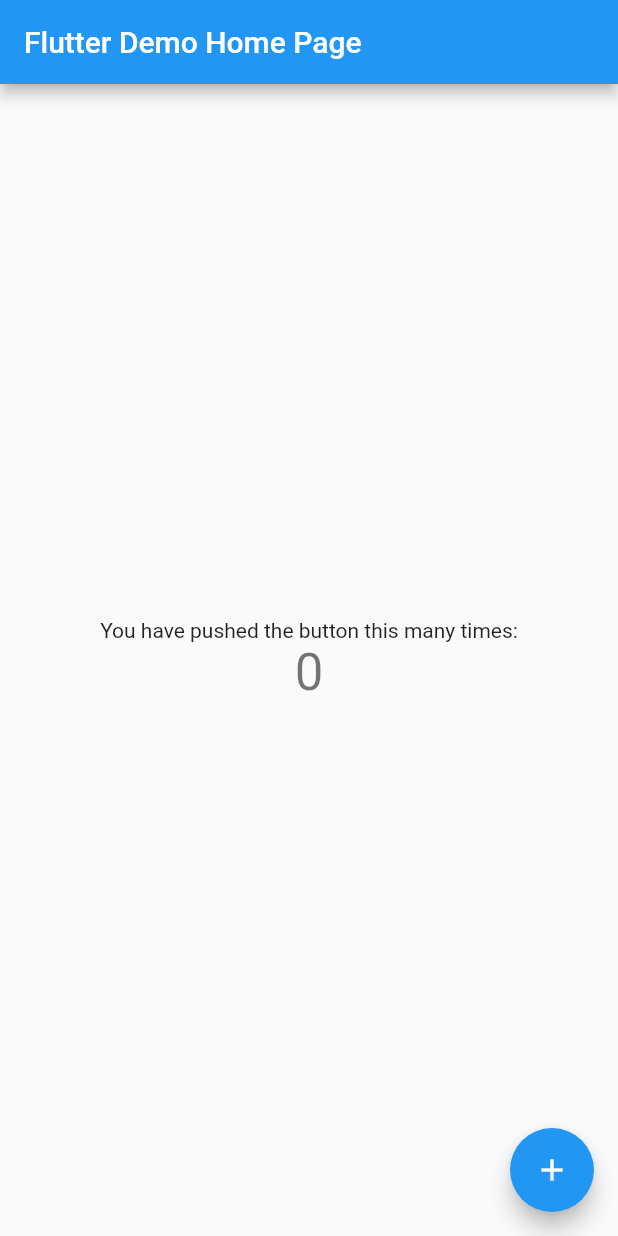
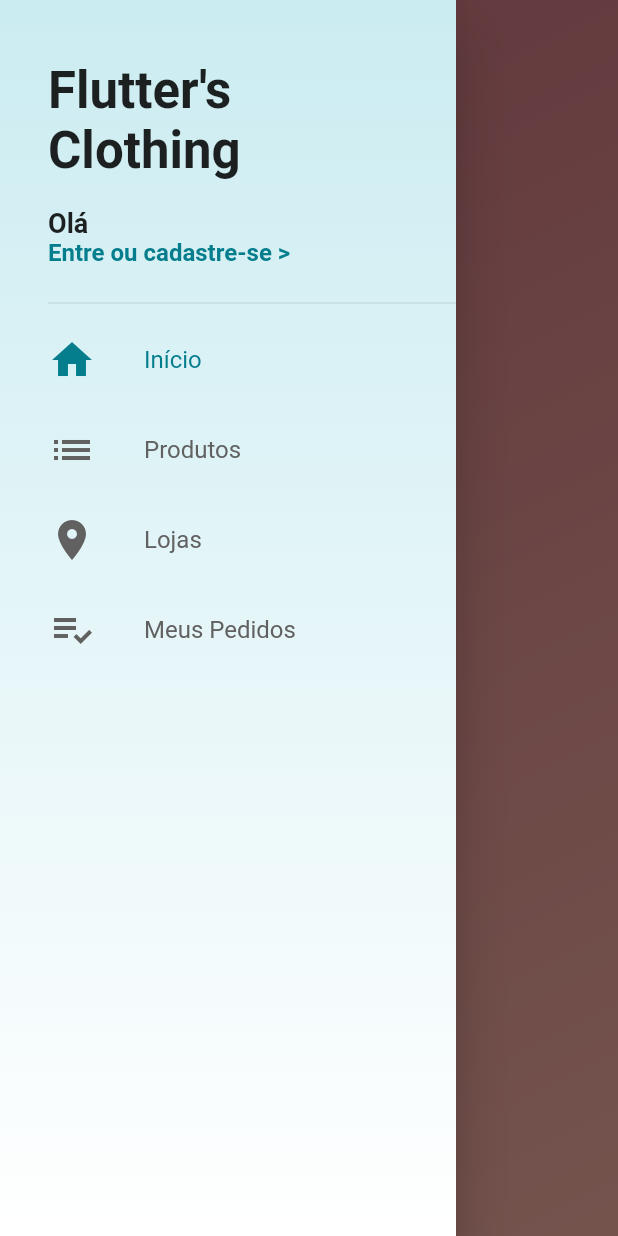
Before and after one commit to Eduardo-XavierPaula/meu-tcc, a Flutter app: the screen it shows after launch, with the side drawer open (before the commit the screen has no drawer), on a phone screen of 412 x 824 dp. Run offline on Flutter 3.47's test engine with Material 2 defaults, Android fonts, the phone set to English and light mode, and no system bars; our stand-ins replace cloud_firestore, transparent_image; accounts and stored records are empty.

Commit message:
Iniciando HomeScreen: Tela de contatos Criando Banco de dados no firebase criando dados de teste conectando ao banco

```diff
--- a/lib/main.dart
+++ b/lib/main.dart
@@ -1,4 +1,6 @@
 import 'package:flutter/material.dart';
+import 'package:meu_tcc/screens/home_screen.dart';
+
 
 void main() {
   runApp(MyApp());
@@ -9,109 +11,13 @@ class MyApp extends StatelessWidget {
   @override
   Widget build(BuildContext context) {
     return MaterialApp(
-      title: 'Flutter Demo',
+      title: "Flutter's Clothing",
       theme: ThemeData(
-        // This is the theme of your application.
-        //
-        // Try running your application with "flutter run". You'll see the
-        // application has a blue toolbar. Then, without quitting the app, try
-        // changing the primarySwatch below to Colors.green and then invoke
-        // "hot reload" (press "r" in the console where you ran "flutter run",
-        // or simply save your changes to "hot reload" in a Flutter IDE).
-        // Notice that the counter didn't reset back to zero; the application
-        // is not restarted.
         primarySwatch: Colors.blue,
-        // This makes the visual density adapt to the platform that you run
-        // the app on. For desktop platforms, the controls will be smaller and
-        // closer together (more dense) than on mobile platforms.
-        visualDensity: VisualDensity.adaptivePlatformDensity,
+        primaryColor: Color.fromARGB(255, 4, 125, 141)
       ),
-      home: MyHomePage(title: 'Flutter Demo Home Page'),
+      debugShowCheckedModeBanner: false,
+      home: HomeScreen(),
     );
   }
 }
-
-class MyHomePage extends StatefulWidget {
-  MyHomePage({Key key, this.title}) : super(key: key);
-
-  // This widget is the home page of your application. It is stateful, meaning
-  // that it has a State object (defined below) that contains fields that affect
-  // how it looks.
-
-  // This class is the configuration for the state. It holds the values (in this
-  // case the title) provided by the parent (in this case the App widget) and
-  // used by the build method of the State. Fields in a Widget subclass are
-  // always marked "final".
-
-  final String title;
-
-  @override
-  _MyHomePageState createState() => _MyHomePageState();
-}
-
-class _MyHomePageState extends State<MyHomePage> {
-  int _counter = 0;
-
-  void _incrementCounter() {
-    setState(() {
-      // This call to setState tells the Flutter framework that something has
-      // changed in this State, which causes it to rerun the build method below
-      // so that the display can reflect the updated values. If we changed
-      // _counter without calling setState(), then the build method would not be
-      // called again, and so nothing would appear to happen.
-      _counter++;
-    });
-  }
-
-  @override
-  Widget build(BuildContext context) {
-    // This method is rerun every time setState is called, for instance as done
-    // by the _incrementCounter method above.
-    //
-    // The Flutter framework has been optimized to make rerunning build methods
-    // fast, so that you can just rebuild anything that needs updating rather
-    // than having to individually change instances of widgets.
-    return Scaffold(
-      appBar: AppBar(
-        // Here we take the value from the MyHomePage object that was created by
-        // the App.build method, and use it to set our appbar title.
-        title: Text(widget.title),
-      ),
-      body: Center(
-        // Center is a layout widget. It takes a single child and positions it
-        // in the middle of the parent.
-        child: Column(
-          // Column is also a layout widget. It takes a list of children and
-          // arranges them vertically. By default, it sizes itself to fit its
-          // children horizontally, and tries to be as tall as its parent.
-          //
-          // Invoke "debug painting" (press "p" in the console, choose the
-          // "Toggle Debug Paint" action from the Flutter Inspector in Android
-          // Studio, or the "Toggle Debug Paint" command in Visual Studio Code)
-          // to see the wireframe for each widget.
-          //
-          // Column has various properties to control how it sizes itself and
-          // how it positions its children. Here we use mainAxisAlignment to
-          // center the children vertically; the main axis here is the vertical
-          // axis because Columns are vertical (the cross axis would be
-          // horizontal).
-          mainAxisAlignment: MainAxisAlignment.center,
-          children: <Widget>[
-            Text(
-              'You have pushed the button this many times:',
-            ),
-            Text(
-              '$_counter',
-              style: Theme.of(context).textTheme.headline4,
-            ),
-          ],
-        ),
-      ),
-      floatingActionButton: FloatingActionButton(
-        onPressed: _incrementCounter,
-        tooltip: 'Increment',
-        child: Icon(Icons.add),
-      ), // This trailing comma makes auto-formatting nicer for build methods.
-    );
-  }
-}
--- /dev/null
+++ b/lib/screens/home_screen.dart
@@ -0,0 +1,22 @@
+import 'package:flutter/material.dart';
+import 'package:meu_tcc/tabs/home_tab.dart';
+import 'package:meu_tcc/widget/custom_drawer.dart';
+
+class HomeScreen extends StatelessWidget {
+
+  final _pageController = PageController();
+
+  @override
+  Widget build(BuildContext context) {
+    return PageView(
+      controller: _pageController,
+      physics:NeverScrollableScrollPhysics(),
+      children: [
+        Scaffold(
+          body:HomeTab(),
+          drawer: CustomDrawer(_pageController),
+        ),
+      ],
+    );
+  }
+}
--- /dev/null
+++ b/lib/tabs/home_tab.dart
@@ -0,0 +1,79 @@
+import 'package:cloud_firestore/cloud_firestore.dart';
+import 'package:flutter/material.dart';
+import 'package:flutter_staggered_grid_view/flutter_staggered_grid_view.dart';
+import 'package:transparent_image/transparent_image.dart';
+
+class HomeTab extends StatelessWidget {
+  @override
+  Widget build(BuildContext context) {
+
+    Widget _buildBodyBack()=> Container(
+      decoration: BoxDecoration(
+        gradient: LinearGradient(
+          colors: [
+            Color.fromARGB(255, 211, 118, 130),
+            Color.fromARGB(255, 253, 181, 168),
+          ],
+          begin: Alignment.topLeft,
+          end: Alignment.bottomRight
+        )
+      ),
+    );
+    return Stack(
+      children: [
+        _buildBodyBack(),
+        CustomScrollView(
+          slivers:[
+            SliverAppBar(
+              floating: true,
+              snap:true,
+              backgroundColor:Colors.transparent,
+              elevation:0.0,
+              flexibleSpace: FlexibleSpaceBar(
+                title: const Text("Meu Tcc"),
+                centerTitle: true,
+              ),
+            ),
+            // FutureBuilder<QuerySnapshot>(
+            //   future: Firestore.instance
+            //     .collection("Clientes").orderBy("nome").getDocuments(),
+            //   builder: (context, snapshot){
+            //     if(!snapshot.hasData)
+            //       return SliverToBoxAdapter(
+            //         child: Container(
+            //             height: 200.0,
+            //             alignment: Alignment.center,
+            //             child: CircularProgressIndicator(
+            //               valueColor: AlwaysStoppedAnimation<Color>(Colors.white),
+            //             ),
+            //           )
+            //       );
+            //       else{
+            //         return SliverStaggeredGrid.count(
+            //           crossAxisCount: 2,
+            //           mainAxisSpacing: 1.0,
+            //           crossAxisSpacing: 1.0,
+            //           staggeredTiles:snapshot.data.documents.map(
+            //             (doc){
+            //               return StaggeredTile.count(doc.data["x"], doc.data["y"]);
+            //             }
+            //           ).toList(),
+            //           children: snapshot.data.documents.map(
+            //             (doc){
+            //               return FadeInImage.memoryNetwork(
+            //                 placeholder: kTransparentImage,
+            //                 image: doc.data["image"],
+            //                 fit: BoxFit.cover,
+            //                 );
+            //             }
+            //           ).toList(),
+            //       );
+            //       }
+            //   },
+            // ),
+          ]
+        )
+      ],
+    );
+  }
+}
--- /dev/null
+++ b/lib/tiles/drawer_tile.dart
@@ -0,0 +1,39 @@
+import 'package:flutter/material.dart';
+
+class DrawerTile extends StatelessWidget {
+  final IconData icon;
+  final String text;
+  final PageController controller;
+  final int page;
+  DrawerTile(this.icon, this.text, this.controller, this.page);
+
+  @override
+  Widget build(BuildContext context) {
+    return Material(
+      color: Colors.transparent,
+      child: InkWell(
+          onTap: () {
+            Navigator.of(context).pop();
+            controller.jumpToPage(page);
+          },
+          child: Container(
+              height: 60.0,
+              child: Row(
+                children: [
+                  Icon(
+                    icon, size: 32.0,
+                    color: controller.page.round() == page ?
+                      Theme.of(context).primaryColor : Colors.grey[700]
+                    ),
+                  SizedBox(width: 32.0),
+                  Text(text,
+                      style: TextStyle(
+                        color:controller.page.round() == page ?
+                          Theme.of(context).primaryColor : Colors.grey[700],
+                        fontSize: 16.0,
+                      ))
+                ],
+              ))),
+    );
+  }
+}
--- /dev/null
+++ b/lib/widget/custom_drawer.dart
@@ -0,0 +1,81 @@
+import 'package:flutter/material.dart';
+import 'package:meu_tcc/tiles/drawer_tile.dart';
+
+class CustomDrawer extends StatelessWidget {
+
+  final PageController pageController;
+
+  CustomDrawer(this.pageController);
+
+  @override
+  Widget build(BuildContext context) {
+    Widget _buildDrawerBack() => Container(
+          decoration: BoxDecoration(
+              gradient: LinearGradient(
+                  colors: [Color.fromARGB(255, 203, 236, 241), Colors.white],
+                  begin: Alignment.topCenter,
+                  end: Alignment.bottomCenter)),
+        );
+    return Drawer(
+      child: Stack(
+        children: [
+          _buildDrawerBack(),
+          ListView(
+            padding: EdgeInsets.only(left: 32.0, top: 16.0),
+            children: [
+              Container(
+                margin: EdgeInsets.only(bottom: 8.0),
+                padding: EdgeInsets.fromLTRB(0.0, 16.0, 16.0, 8.0),
+                height: 170.0,
+                child: Stack(
+                  children: [
+                    Positioned(
+                      top: 8.0,
+                      left: 0.0,
+                      child: Text("Flutter's \nClothing",
+                          style: TextStyle(
+                            fontSize: 34.0,
+                            fontWeight: FontWeight.bold,
+                          )),
+                    ),
+                    Positioned(
+                      bottom: 0.0,
+                      left: 0.0,
+                      child: Column(
+                        crossAxisAlignment: CrossAxisAlignment.start,
+                        children: [
+                          Text(
+                            "Olá",
+                            style: TextStyle(
+                                fontWeight: FontWeight.bold, fontSize: 18.0),
+                          ),
+                          GestureDetector(
+                            child: Text(
+                              "Entre ou cadastre-se >",
+                              style: TextStyle(
+                                  fontSize: 16.0,
+                                  fontWeight: FontWeight.bold,
+                                  color: Theme.of(context).primaryColor),
+                            ),
+                            onTap: (){
+
+                            },
+                          )
+                        ],
+                      ),
+                    )
+                  ],
+                ),
+              ),
+              Divider(),
+              DrawerTile(Icons.home,"Início", pageController, 0),
+              DrawerTile(Icons.list,"Produtos", pageController, 1),
+              DrawerTile(Icons.location_on,"Lojas", pageController, 2),
+              DrawerTile(Icons.playlist_add_check,"Meus Pedidos", pageController, 3),
+            ],
+          )
+        ],
+      ),
+    );
+  }
+}
```
Also changed, not shown: pubspec.yaml (+9 -0 lines), pubspec.lock, 10 other files.
